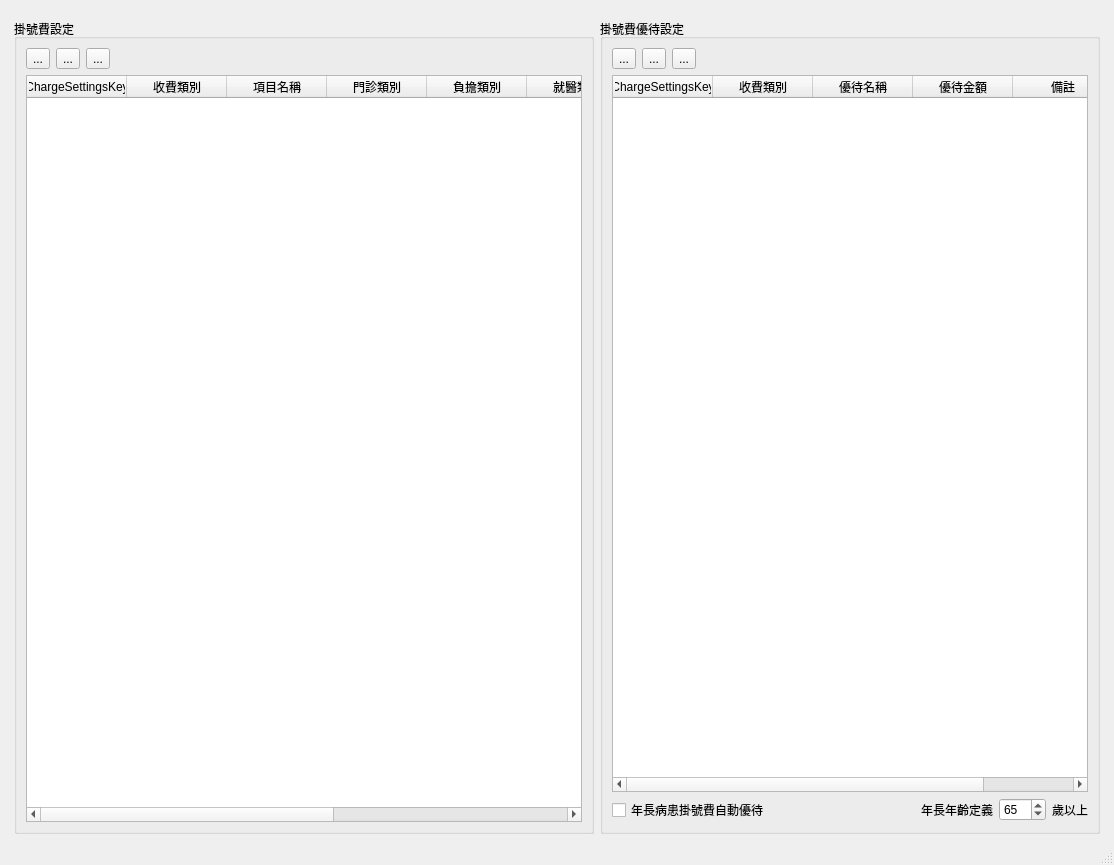
Qt form ui/charge_settings_regist.ui (picacat/pyMedical) before a commit.
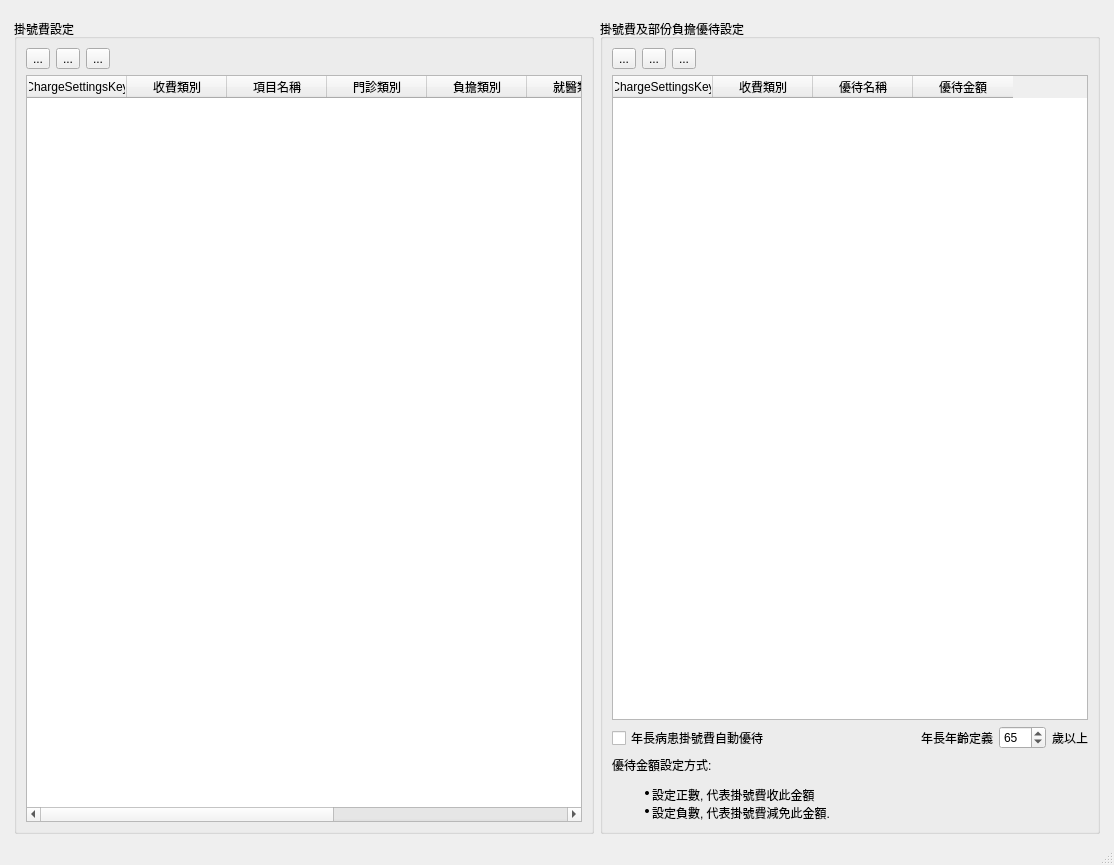
The same form after that commit. Icons and pictures are not drawn.

```diff
--- a/ui/charge_settings_regist.ui
+++ b/ui/charge_settings_regist.ui
@@ -156,7 +156,7 @@
          </size>
         </property>
         <property name="title">
-         <string>掛號費優待設定</string>
+         <string>掛號費及部份負擔優待設定</string>
         </property>
         <layout class="QVBoxLayout" name="verticalLayout_6">
          <item>
@@ -242,11 +242,6 @@
                <string>優待金額</string>
               </property>
              </column>
-             <column>
-              <property name="text">
-               <string>備註</string>
-              </property>
-             </column>
             </widget>
            </item>
            <item>
@@ -300,6 +295,29 @@
              </item>
             </layout>
            </item>
+           <item>
+            <widget class="QLabel" name="label_3">
+             <property name="text">
+              <string>&lt;html&gt;&lt;head/&gt;
+&lt;body&gt;
+優待金額設定方式:
+&lt;ul&gt;
+&lt;li&gt;
+設定正數, 代表掛號費收此金額 
+&lt;/li&gt;
+&lt;li&gt;
+設定負數, 代表掛號費減免此金額. 
+&lt;/li&gt;
+&lt;/ul&gt;
+
+&lt;/body&gt;
+&lt;/html&gt;</string>
+             </property>
+             <property name="wordWrap">
+              <bool>true</bool>
+             </property>
+            </widget>
+           </item>
           </layout>
          </item>
         </layout>
```
Left out of the diff: 2 changed lines with no effect on the pictures.
